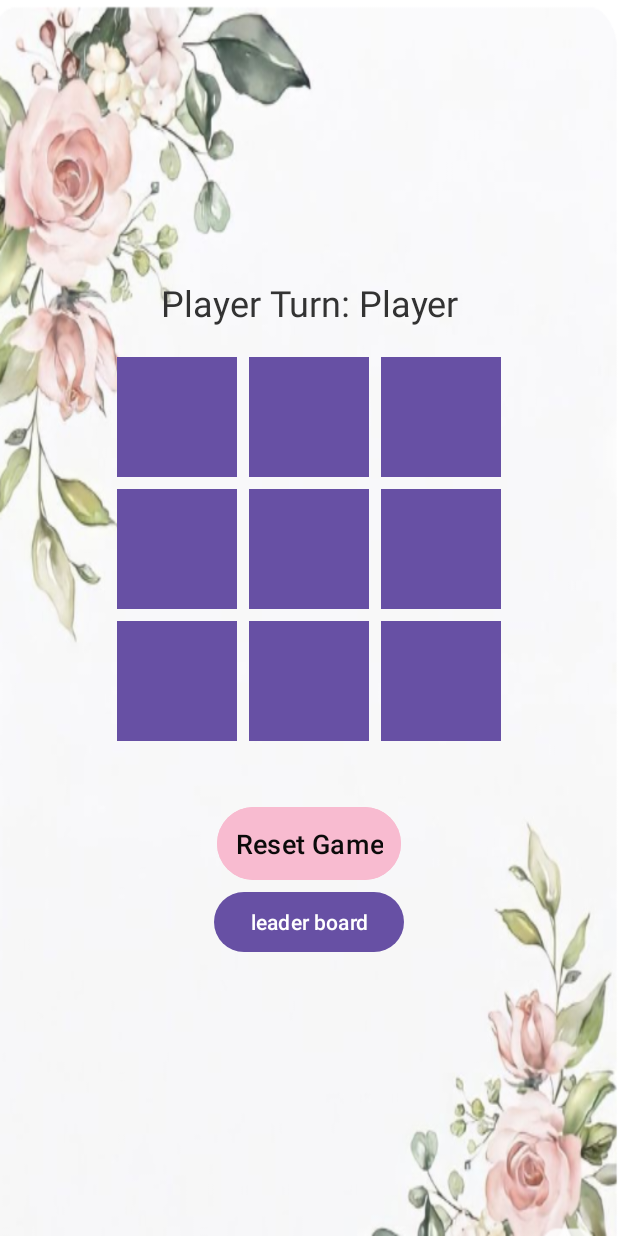
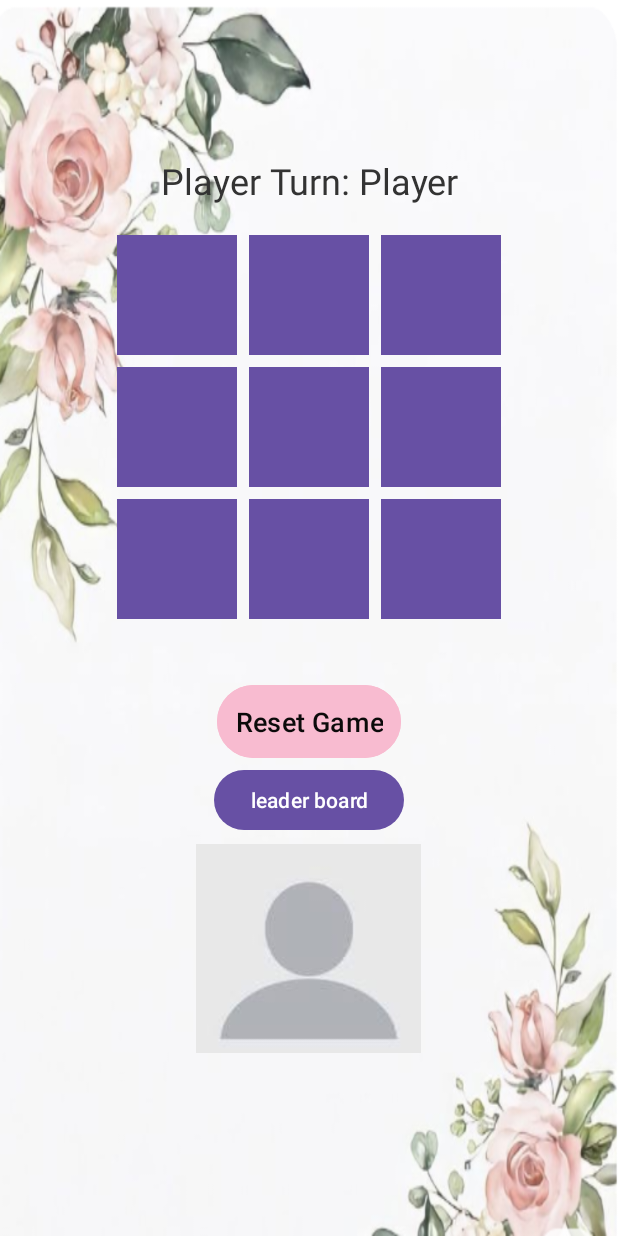
Before and after one commit to inbal16/ticktacktoeinbal, an Android app: the MainActivity screen opened directly, with no data from a screen before it, on a phone screen of 412 x 824 dp. Run offline under Robolectric (Android 15) with nearby library versions, the phone set to English and light mode, and no system bars; our stand-ins replace Firebase (no records; nobody signed in at launch, a user with empty details on screens opened directly), Picasso.

Commit message:
listView Sort victory image cloud storage profil img

```diff
--- a/app/src/main/java/inbal/dolev/ticktacktoeinbal/FBRef.java
+++ b/app/src/main/java/inbal/dolev/ticktacktoeinbal/FBRef.java
@@ -3,6 +3,8 @@ package inbal.dolev.ticktacktoeinbal;
 import com.google.firebase.auth.FirebaseAuth;
 import com.google.firebase.database.DatabaseReference;
 import com.google.firebase.database.FirebaseDatabase;
+import com.google.firebase.storage.FirebaseStorage;
+import com.google.firebase.storage.StorageReference;
 
 public class FBRef {
 
@@ -16,7 +18,10 @@ public class FBRef {
     public static DatabaseReference refPlayers = FBDB.getReference("Players");
 
     public static DatabaseReference refGames = FBDB.getReference("Games");
-
+    // אחסון בענן - Cloud Storage
+    public static FirebaseStorage storage = FirebaseStorage.getInstance();
+    public static StorageReference refStorageRoot = storage.getReference();
+    public static StorageReference refProfileImages = refStorageRoot.child("profile_images");
 
 
     public static DatabaseReference getCurrentPlayerRef() {
--- a/app/src/main/java/inbal/dolev/ticktacktoeinbal/MainActivity.java
+++ b/app/src/main/java/inbal/dolev/ticktacktoeinbal/MainActivity.java
@@ -18,6 +18,9 @@ import androidx.core.view.WindowInsetsCompat;
 
 import java.util.Locale;
 import android.util.Log;
+
+import com.squareup.picasso.Picasso;
+
 import java.util.Arrays;
 
 public class MainActivity extends AppCompatActivity {
@@ -45,6 +48,20 @@ public class MainActivity extends AppCompatActivity {
             playerX = snapshot.getValue(Player.class);
             isPlayerXLoaded = true;
             checkIfBothPlayersLoaded();
+        });
+        ImageView profileImageView = findViewById(R.id.profileImageView);
+        String uid = FBRef.refAuth.getCurrentUser().getUid();
+
+        FBRef.refPlayers.child(uid).get().addOnSuccessListener(snapshot -> {
+            Player player = snapshot.getValue(Player.class);
+            if (player != null && player.getProfileImageUrl() != null) {
+                // טוען את התמונה מהכתובת
+                Picasso.get()
+                        .load(player.getProfileImageUrl())
+                        .placeholder(R.drawable.ic_person) // תצוגה זמנית לפני שהטען
+                        .error(R.drawable.ic_person)// תצוגה במקרה של שגיאה
+                        .into(profileImageView);
+            }
         });
 
     // אתחול של המחשב כשחקן
--- a/app/src/main/res/layout/activity_main.xml
+++ b/app/src/main/res/layout/activity_main.xml
@@ -134,5 +134,13 @@
         android:layout_width="wrap_content"
         android:layout_height="wrap_content"
         android:text="leader board" />
+    <ImageView
+        android:id="@+id/profileImageView"
+        android:layout_width="150dp"
+        android:layout_height="150dp"
+        android:layout_gravity="center"
+        android:src="@drawable/ic_person"
+        android:layout_marginBottom="12dp" />
+
 
 </LinearLayout>
--- a/build.gradle.kts
+++ b/build.gradle.kts
@@ -1,5 +1,5 @@
 // Top-level build file where you can add configuration options common to all sub-projects/modules.
 plugins {
-    alias(libs.plugins.android.application) apply false
+   alias(libs.plugins.android.application) apply false
     alias(libs.plugins.google.gms.google.services) apply false
 }
--- a/gradle/libs.versions.toml
+++ b/gradle/libs.versions.toml
@@ -11,6 +11,8 @@ googleGmsGoogleServices = "4.4.2"
 firebaseAuth = "23.2.1"
 firebaseInappmessaging = "21.0.2"
 firebaseDatabase = "21.0.0"
+firebaseFirestore = "25.1.4"
+firebaseStorage = "21.0.2"
 
 [libraries]
 junit = { group = "junit", name = "junit", version.ref = "junit" }
@@ -23,6 +25,8 @@ constraintlayout = { group = "androidx.constraintlayout", name = "constraintlayo
 firebase-auth = { group = "com.google.firebase", name = "firebase-auth", version.ref = "firebaseAuth" }
 firebase-inappmessaging = { group = "com.google.firebase", name = "firebase-inappmessaging", version.ref = "firebaseInappmessaging" }
 firebase-database = { group = "com.google.firebase", name = "firebase-database", version.ref = "firebaseDatabase" }
+firebase-firestore = { group = "com.google.firebase", name = "firebase-firestore", version.ref = "firebaseFirestore" }
+firebase-storage = { group = "com.google.firebase", name = "firebase-storage", version.ref = "firebaseStorage" }
 
 [plugins]
 android-application = { id = "com.android.application", version.ref = "agp" }
```
Also changed, not shown: app/build.gradle.kts (+21 -14 lines), app/src/main/java/inbal/dolev/ticktacktoeinbal/LoginActivity.java (+39 -1 lines), app/src/main/java/inbal/dolev/ticktacktoeinbal/Player.java (+9 -0 lines), app/src/main/res/layout/activity_login.xml (+12 -0 lines), app/src/main/res/drawable/ic_person.jpeg (added).
